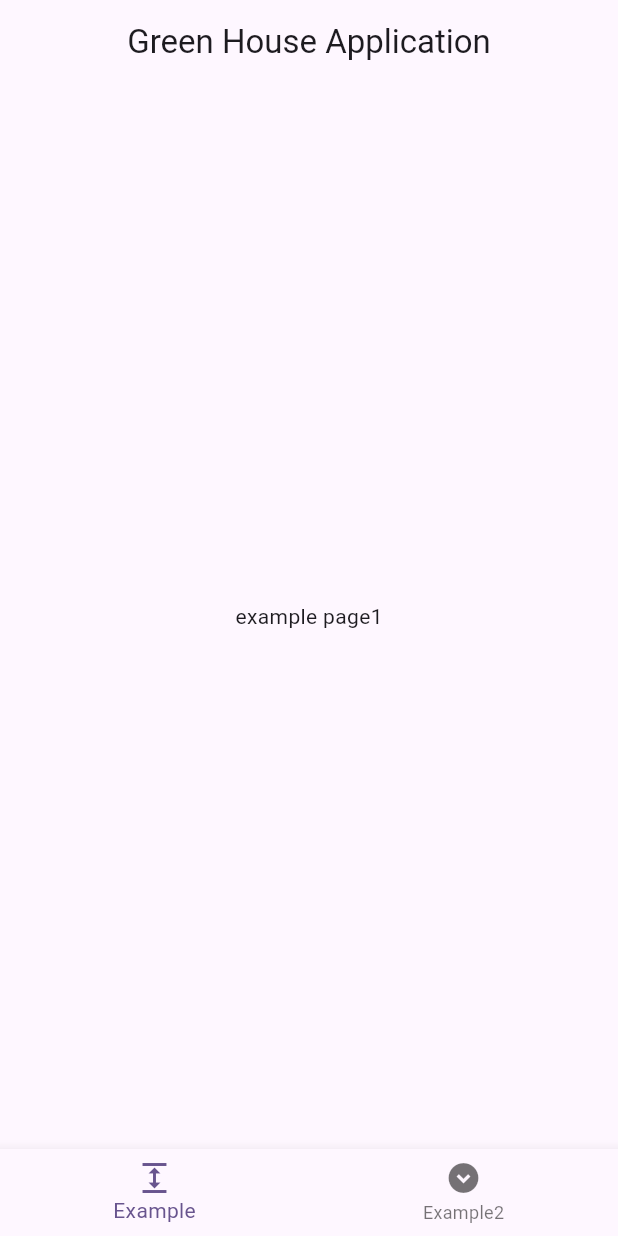
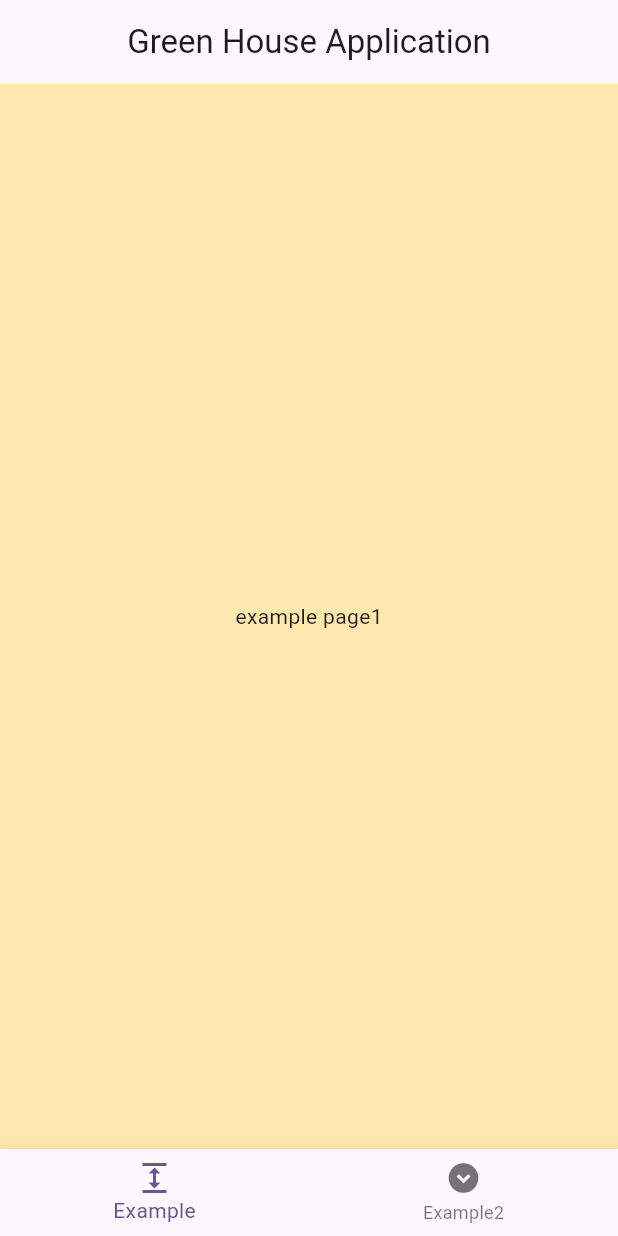
Before and after one commit to Yoshidagumi-group5/bus_app, a Flutter app: the screen it shows after launch, on a phone screen of 412 x 824 dp. Run offline on Flutter 3.47's test engine with Material 3 defaults, Android fonts, the phone set to English and light mode, and no system bars; our stand-ins replace flutter_riverpod.

Commit message:
背景色を指定した

```diff
--- a/lib/main.dart
+++ b/lib/main.dart
@@ -1,10 +1,7 @@
-import 'dart:html';
-
 import 'package:bus_app/pages/example.dart';
 import 'package:bus_app/pages/example2.dart';
 import 'package:flutter/material.dart';
 import 'package:flutter_riverpod/flutter_riverpod.dart';
-import 'pages/SearchResult.dart';
 
 Future<void> main() async {
   runApp(const ProviderScope(child: MyApp()));
@@ -18,6 +15,7 @@ class MyApp extends StatelessWidget {
     return MaterialApp(
       title: 'Flutter Demo',
       theme: ThemeData(
+        scaffoldBackgroundColor: const Color.fromARGB(255, 255, 232, 174),
         colorScheme: ColorScheme.fromSeed(seedColor: Colors.deepPurple),
         useMaterial3: true,
       ),
@@ -30,7 +28,6 @@ class MyApp extends StatelessWidget {
 enum PageType {
   example1,
   example2,
-  SearchResult,
 }
 
 class BottomNavigationNotifier extends Notifier<PageType> {
@@ -63,10 +60,6 @@ class MainPage extends ConsumerWidget {
       case PageType.example2:
         bodyWidget = const ExamplePage2();
         break;
-
-      case PageType.SearchResult:
-        bodyWidget = const SearchResult();
-        break;
     }
 
     return Scaffold(
```
Also changed, not shown: lib/pages/SearchResult.dart (deleted, +0 -13 lines).
